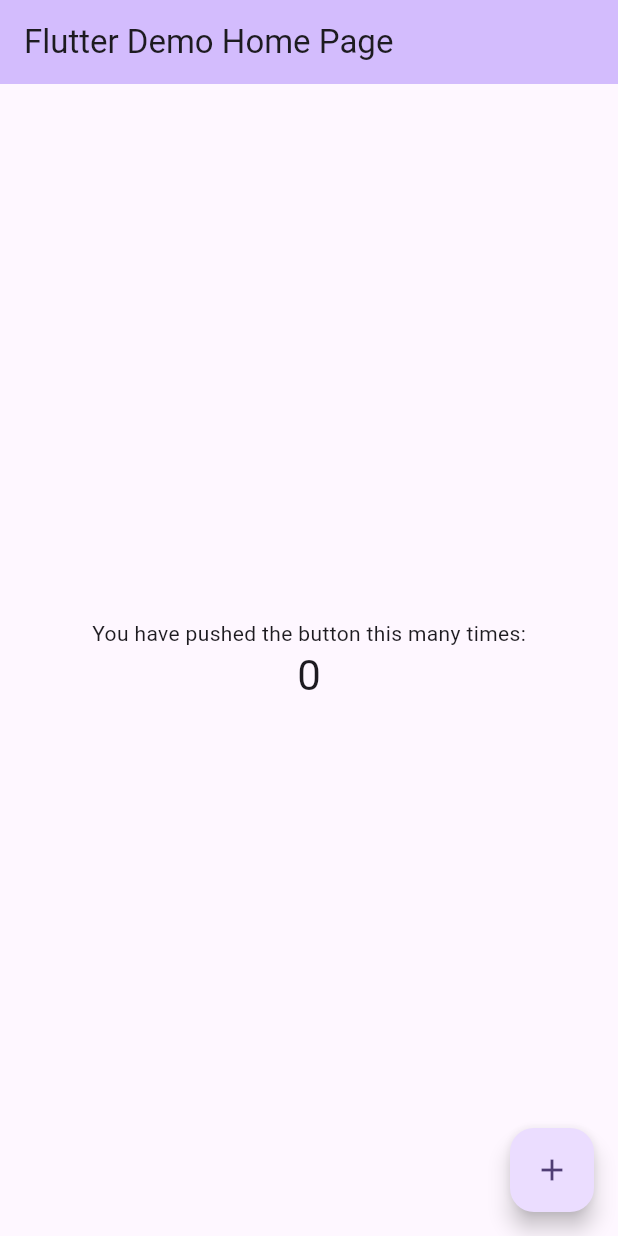
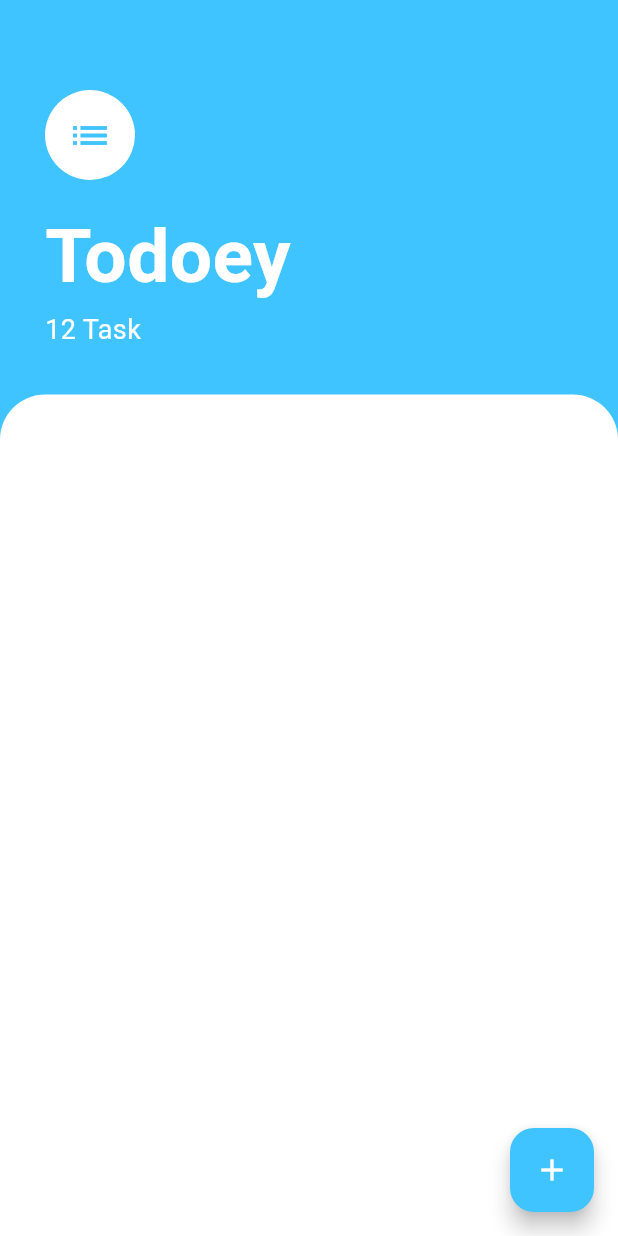
Before and after one commit to lqman104/Todoey, a Flutter app: the screen it shows after launch, on a phone screen of 412 x 824 dp. Run offline on Flutter 3.47's test engine with Material 2 defaults, Android fonts, the phone set to English and light mode, and no system bars.

Commit message:
feat: task screen

```diff
--- a/lib/main.dart
+++ b/lib/main.dart
@@ -1,125 +1,21 @@
 import 'package:flutter/material.dart';
+import 'package:todoey/screens/task_screen.dart';
 
-void main() {
-  runApp(const MyApp());
-}
+void main() => runApp(const MyApp());
 
 class MyApp extends StatelessWidget {
+
   const MyApp({super.key});
 
   // This widget is the root of your application.
   @override
   Widget build(BuildContext context) {
     return MaterialApp(
-      title: 'Flutter Demo',
       theme: ThemeData(
-        // This is the theme of your application.
-        //
-        // TRY THIS: Try running your application with "flutter run". You'll see
-        // the application has a blue toolbar. Then, without quitting the app,
-        // try changing the seedColor in the colorScheme below to Colors.green
-        // and then invoke "hot reload" (save your changes or press the "hot
-        // reload" button in a Flutter-supported IDE, or press "r" if you used
-        // the command line to start the app).
-        //
-        // Notice that the counter didn't reset back to zero; the application
-        // state is not lost during the reload. To reset the state, use hot
-        // restart instead.
-        //
-        // This works for code too, not just values: Most code changes can be
-        // tested with just a hot reload.
         colorScheme: ColorScheme.fromSeed(seedColor: Colors.deepPurple),
         useMaterial3: true,
       ),
-      home: const MyHomePage(title: 'Flutter Demo Home Page'),
+      home: TaskScreen(),
     );
   }
 }
-
-class MyHomePage extends StatefulWidget {
-  const MyHomePage({super.key, required this.title});
-
-  // This widget is the home page of your application. It is stateful, meaning
-  // that it has a State object (defined below) that contains fields that affect
-  // how it looks.
-
-  // This class is the configuration for the state. It holds the values (in this
-  // case the title) provided by the parent (in this case the App widget) and
-  // used by the build method of the State. Fields in a Widget subclass are
-  // always marked "final".
-
-  final String title;
-
-  @override
-  State<MyHomePage> createState() => _MyHomePageState();
-}
-
-class _MyHomePageState extends State<MyHomePage> {
-  int _counter = 0;
-
-  void _incrementCounter() {
-    setState(() {
-      // This call to setState tells the Flutter framework that something has
-      // changed in this State, which causes it to rerun the build method below
-      // so that the display can reflect the updated values. If we changed
-      // _counter without calling setState(), then the build method would not be
-      // called again, and so nothing would appear to happen.
-      _counter++;
-    });
-  }
-
-  @override
-  Widget build(BuildContext context) {
-    // This method is rerun every time setState is called, for instance as done
-    // by the _incrementCounter method above.
-    //
-    // The Flutter framework has been optimized to make rerunning build methods
-    // fast, so that you can just rebuild anything that needs updating rather
-    // than having to individually change instances of widgets.
-    return Scaffold(
-      appBar: AppBar(
-        // TRY THIS: Try changing the color here to a specific color (to
-        // Colors.amber, perhaps?) and trigger a hot reload to see the AppBar
-        // change color while the other colors stay the same.
-        backgroundColor: Theme.of(context).colorScheme.inversePrimary,
-        // Here we take the value from the MyHomePage object that was created by
-        // the App.build method, and use it to set our appbar title.
-        title: Text(widget.title),
-      ),
-      body: Center(
-        // Center is a layout widget. It takes a single child and positions it
-        // in the middle of the parent.
-        child: Column(
-          // Column is also a layout widget. It takes a list of children and
-          // arranges them vertically. By default, it sizes itself to fit its
-          // children horizontally, and tries to be as tall as its parent.
-          //
-          // Column has various properties to control how it sizes itself and
-          // how it positions its children. Here we use mainAxisAlignment to
-          // center the children vertically; the main axis here is the vertical
-          // axis because Columns are vertical (the cross axis would be
-          // horizontal).
-          //
-          // TRY THIS: Invoke "debug painting" (choose the "Toggle Debug Paint"
-          // action in the IDE, or press "p" in the console), to see the
-          // wireframe for each widget.
-          mainAxisAlignment: MainAxisAlignment.center,
-          children: <Widget>[
-            const Text(
-              'You have pushed the button this many times:',
-            ),
-            Text(
-              '$_counter',
-              style: Theme.of(context).textTheme.headlineMedium,
-            ),
-          ],
-        ),
-      ),
-      floatingActionButton: FloatingActionButton(
-        onPressed: _incrementCounter,
-        tooltip: 'Increment',
-        child: const Icon(Icons.add),
-      ), // This trailing comma makes auto-formatting nicer for build methods.
-    );
-  }
-}
--- /dev/null
+++ b/lib/screens/task_screen.dart
@@ -0,0 +1,82 @@
+import 'package:flutter/material.dart';
+
+class TaskScreen extends StatelessWidget {
+  const TaskScreen({super.key});
+
+  @override
+  Widget build(BuildContext context) {
+    return Scaffold(
+      backgroundColor: Colors.lightBlueAccent,
+      body: Column(
+        crossAxisAlignment: CrossAxisAlignment.stretch,
+        children: [
+          const TopMenu(),
+          Expanded(
+            child: Container(
+              decoration: const BoxDecoration(
+                borderRadius: BorderRadius.only(
+                  topLeft: Radius.circular(30),
+                  topRight: Radius.circular(30)
+                ),
+                color: Colors.white,
+              ),
+            ),
+          )
+        ],
+      ),
+      floatingActionButton: FloatingActionButton(
+        backgroundColor: Colors.lightBlueAccent,
+        onPressed: () {  },
+        child: const Icon(
+          Icons.add,
+          color: Colors.white,
+        ),
+      ),
+    );
+  }
+}
+
+class TopMenu extends StatelessWidget {
+  const TopMenu({super.key});
+
+  @override
+  Widget build(BuildContext context) {
+    return Container(
+      padding: const EdgeInsets.only(
+        top: 60,
+        left: 30,
+        right: 30,
+        bottom: 30,
+      ),
+      child: const Column(
+        crossAxisAlignment: CrossAxisAlignment.start,
+        children: [
+          CircleAvatar(
+            radius: 30,
+            backgroundColor: Colors.white,
+            child: Icon(
+              Icons.list,
+              size: 30,
+              color: Colors.lightBlueAccent,
+            ),
+          ),
+          SizedBox(
+            height: 15,
+          ),
+          Text(
+            "Todoey",
+            style: TextStyle(
+              color: Colors.white,
+              fontWeight: FontWeight.w700,
+              fontSize: 50,
+            ),
+          ),
+          Text(
+            "12 Task",
+            style: TextStyle(color: Colors.white, fontSize: 18),
+          ),
+        ],
+      ),
+    );
+  }
+}
```
